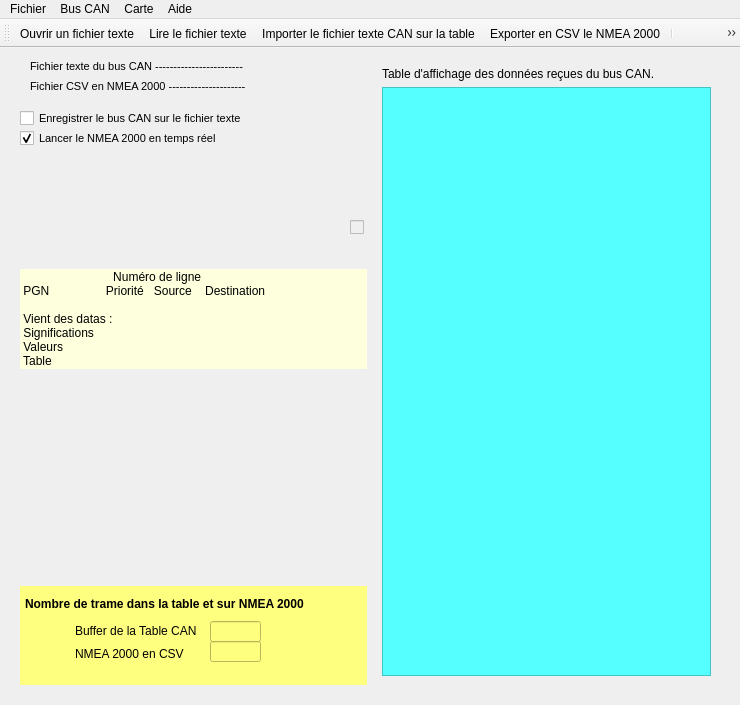
This is Alain.ui in AlainMal/HUAHINE3 as Qt 5 draws it before an edit. The edited form follows.
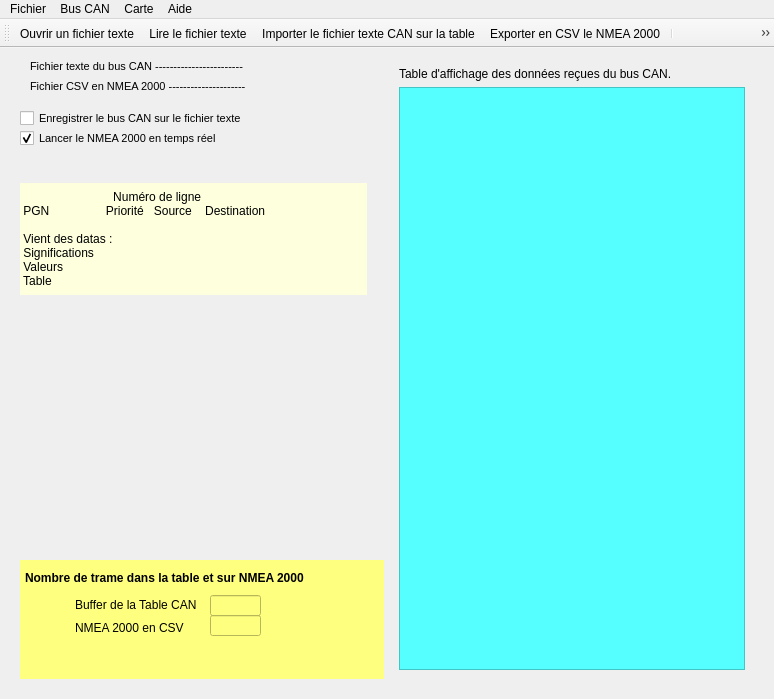
This is the edited form. Icons and pictures are not drawn.

What changed in the file:
```diff
--- a/Alain.ui
+++ b/Alain.ui
@@ -7,8 +7,8 @@
    <rect>
     <x>0</x>
     <y>0</y>
-    <width>740</width>
-    <height>705</height>
+    <width>774</width>
+    <height>699</height>
    </rect>
   </property>
   <property name="minimumSize">
@@ -45,77 +45,7 @@
     <property name="bottomMargin">
      <number>20</number>
     </property>
-    <item row="2" column="0" colspan="2">
-     <widget class="QLabel" name="lab_octet">
-      <property name="sizePolicy">
-       <sizepolicy hsizetype="Minimum" vsizetype="Preferred">
-        <horstretch>0</horstretch>
-        <verstretch>0</verstretch>
-       </sizepolicy>
-      </property>
-      <property name="autoFillBackground">
-       <bool>false</bool>
-      </property>
-      <property name="styleSheet">
-       <string notr="true">background-color: rgb(254, 255, 221);</string>
-      </property>
-      <property name="lineWidth">
-       <number>1</number>
-      </property>
-      <property name="text">
-       <string>                            Numéro de ligne
- PGN                 Priorité   Source    Destination
-
- Vient des datas :
- Significations
- Valeurs
- Table</string>
-      </property>
-      <property name="wordWrap">
-       <bool>true</bool>
-      </property>
-     </widget>
-    </item>
-    <item row="0" column="3" rowspan="6" colspan="2">
-     <layout class="QVBoxLayout" name="verticalLayout">
-      <item>
-       <widget class="QWidget" name="widget_2" native="true">
-        <layout class="QGridLayout" name="gridLayout_2">
-         <item row="0" column="0">
-          <widget class="QLabel" name="label_4">
-           <property name="text">
-            <string>Table d'affichage des données reçues du bus CAN.</string>
-           </property>
-          </widget>
-         </item>
-         <item row="1" column="0">
-          <widget class="QTableView" name="table_can">
-           <property name="minimumSize">
-            <size>
-             <width>310</width>
-             <height>0</height>
-            </size>
-           </property>
-           <property name="styleSheet">
-            <string notr="true">background-color: rgb(85, 255, 255);</string>
-           </property>
-           <attribute name="horizontalHeaderMinimumSectionSize">
-            <number>24</number>
-           </attribute>
-           <attribute name="verticalHeaderVisible">
-            <bool>false</bool>
-           </attribute>
-           <attribute name="verticalHeaderDefaultSectionSize">
-            <number>30</number>
-           </attribute>
-          </widget>
-         </item>
-        </layout>
-       </widget>
-      </item>
-     </layout>
-    </item>
-    <item row="5" column="0" colspan="2">
+    <item row="4" column="0" colspan="2">
      <widget class="QWidget" name="widget" native="true">
       <property name="styleSheet">
        <string notr="true">background-color: rgb(255, 255, 127);</string>
@@ -193,6 +123,70 @@
       </widget>
      </widget>
     </item>
+    <item row="1" column="0" colspan="2">
+     <widget class="QWidget" name="widget_4" native="true">
+      <widget class="QLabel" name="lab_connection">
+       <property name="geometry">
+        <rect>
+         <x>10</x>
+         <y>0</y>
+         <width>316</width>
+         <height>41</height>
+        </rect>
+       </property>
+       <property name="font">
+        <font>
+         <pointsize>8</pointsize>
+         <weight>75</weight>
+         <bold>true</bold>
+        </font>
+       </property>
+       <property name="styleSheet">
+        <string notr="true">color: rgb(255, 85, 0);</string>
+       </property>
+       <property name="text">
+        <string/>
+       </property>
+      </widget>
+      <widget class="QLabel" name="lab_octet">
+       <property name="geometry">
+        <rect>
+         <x>0</x>
+         <y>0</y>
+         <width>347</width>
+         <height>112</height>
+        </rect>
+       </property>
+       <property name="sizePolicy">
+        <sizepolicy hsizetype="Minimum" vsizetype="Preferred">
+         <horstretch>0</horstretch>
+         <verstretch>0</verstretch>
+        </sizepolicy>
+       </property>
+       <property name="autoFillBackground">
+        <bool>false</bool>
+       </property>
+       <property name="styleSheet">
+        <string notr="true">background-color: rgb(254, 255, 221);</string>
+       </property>
+       <property name="lineWidth">
+        <number>1</number>
+       </property>
+       <property name="text">
+        <string>                            Numéro de ligne
+ PGN                 Priorité   Source    Destination
+
+ Vient des datas :
+ Significations
+ Valeurs
+ Table</string>
+       </property>
+       <property name="wordWrap">
+        <bool>true</bool>
+       </property>
+      </widget>
+     </widget>
+    </item>
     <item row="0" column="0" colspan="2">
      <widget class="QWidget" name="widget_5" native="true">
       <widget class="QWidget" name="widget_6" native="true">
@@ -269,7 +263,46 @@
       </widget>
      </widget>
     </item>
-    <item row="3" column="0" rowspan="2" colspan="2">
+    <item row="0" column="3" rowspan="5" colspan="2">
+     <layout class="QVBoxLayout" name="verticalLayout">
+      <item>
+       <widget class="QWidget" name="widget_2" native="true">
+        <layout class="QGridLayout" name="gridLayout_2">
+         <item row="0" column="0">
+          <widget class="QLabel" name="label_4">
+           <property name="text">
+            <string>Table d'affichage des données reçues du bus CAN.</string>
+           </property>
+          </widget>
+         </item>
+         <item row="1" column="0">
+          <widget class="QTableView" name="table_can">
+           <property name="minimumSize">
+            <size>
+             <width>310</width>
+             <height>0</height>
+            </size>
+           </property>
+           <property name="styleSheet">
+            <string notr="true">background-color: rgb(85, 255, 255);</string>
+           </property>
+           <attribute name="horizontalHeaderMinimumSectionSize">
+            <number>24</number>
+           </attribute>
+           <attribute name="verticalHeaderVisible">
+            <bool>false</bool>
+           </attribute>
+           <attribute name="verticalHeaderDefaultSectionSize">
+            <number>30</number>
+           </attribute>
+          </widget>
+         </item>
+        </layout>
+       </widget>
+      </item>
+     </layout>
+    </item>
+    <item row="2" column="0" rowspan="2" colspan="2">
      <widget class="QWidget" name="widget_3" native="true">
       <widget class="QLabel" name="label_5">
        <property name="geometry">
@@ -373,58 +406,6 @@
       <zorder>label_6</zorder>
      </widget>
     </item>
-    <item row="1" column="0" colspan="2">
-     <widget class="QWidget" name="widget_4" native="true">
-      <widget class="QCheckBox" name="check_buffer">
-       <property name="enabled">
-        <bool>false</bool>
-       </property>
-       <property name="geometry">
-        <rect>
-         <x>330</x>
-         <y>45</y>
-         <width>16</width>
-         <height>36</height>
-        </rect>
-       </property>
-       <property name="font">
-        <font>
-         <weight>75</weight>
-         <bold>true</bold>
-        </font>
-       </property>
-       <property name="text">
-        <string/>
-       </property>
-       <property name="checkable">
-        <bool>false</bool>
-       </property>
-      </widget>
-      <widget class="QLabel" name="lab_connection">
-       <property name="geometry">
-        <rect>
-         <x>10</x>
-         <y>0</y>
-         <width>316</width>
-         <height>41</height>
-        </rect>
-       </property>
-       <property name="font">
-        <font>
-         <pointsize>8</pointsize>
-         <weight>75</weight>
-         <bold>true</bold>
-        </font>
-       </property>
-       <property name="styleSheet">
-        <string notr="true">color: rgb(255, 85, 0);</string>
-       </property>
-       <property name="text">
-        <string/>
-       </property>
-      </widget>
-     </widget>
-    </item>
    </layout>
   </widget>
   <widget class="QMenuBar" name="menubar">
@@ -432,7 +413,7 @@
     <rect>
      <x>0</x>
      <y>0</y>
-     <width>740</width>
+     <width>774</width>
      <height>26</height>
     </rect>
    </property>
```
Left out of the diff: 36 changed lines with no effect on the pictures.
